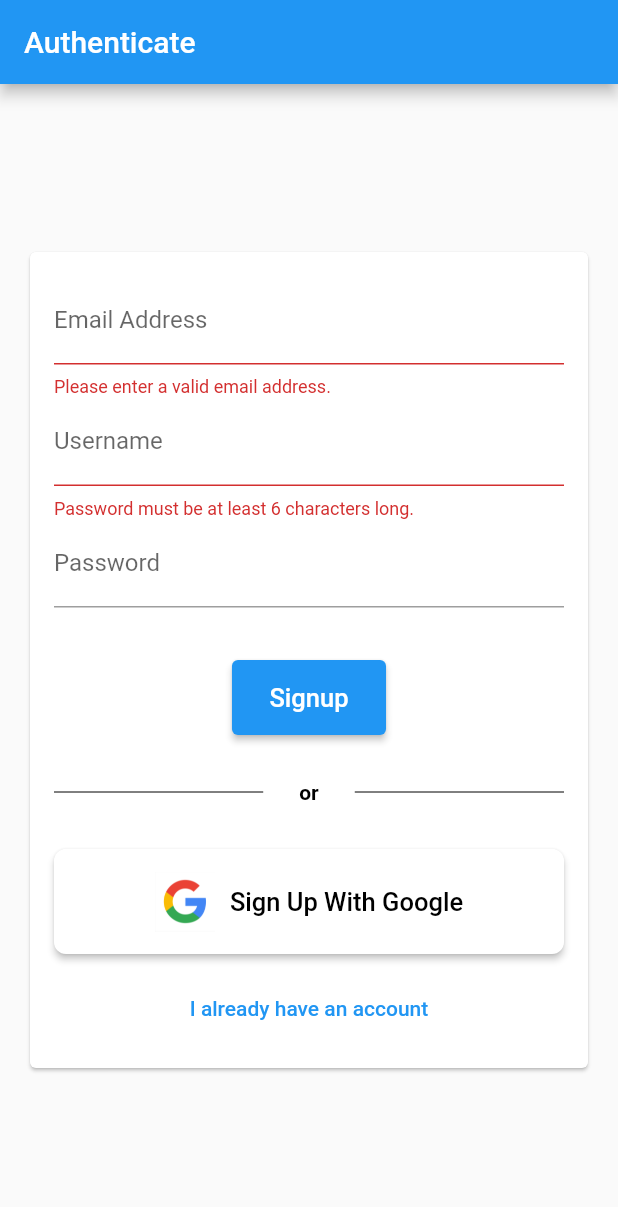
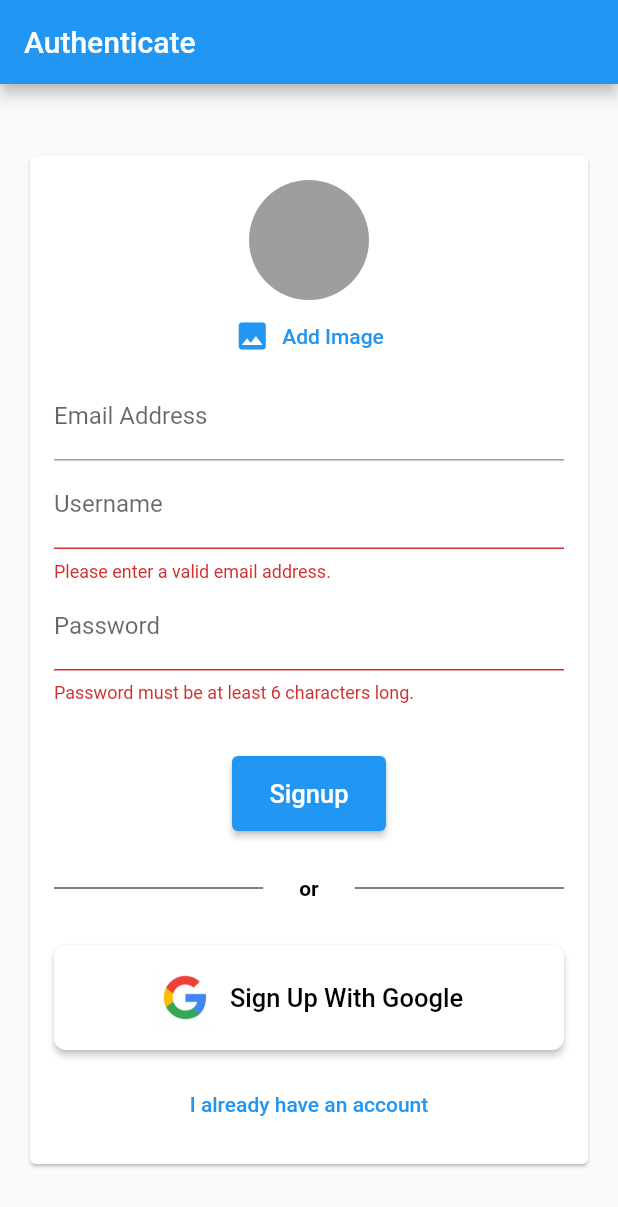
Before and after one commit to vampconnoisseur/gather_app, a Flutter app: the screen it shows after launch, after a tap on "Login", after a tap on "Create an account", on a phone screen of 412 x 824 dp. Shown: the top 1207 px of the screen. Run offline on Flutter 3.47's test engine with Material 2 defaults, Android fonts, the phone set to English and light mode, and no system bars; our stand-ins replace cloud_firestore, firebase_auth, firebase_core, firebase_storage, google_sign_in, image_picker; accounts and stored records are empty.

Commit message:
Fixed navigation-display image feature-android fix

```diff
--- /dev/null
+++ b/lib/components/user_image_picker.dart
@@ -0,0 +1,64 @@
+import 'dart:io';
+
+import 'package:flutter/material.dart';
+import 'package:image_picker/image_picker.dart';
+
+class UserImagePicker extends StatefulWidget {
+  const UserImagePicker({
+    super.key,
+    required this.onPickImage,
+  });
+
+  final void Function(File pickedImage) onPickImage;
+
+  @override
+  State<UserImagePicker> createState() {
+    return _UserImagePickerState();
+  }
+}
+
+class _UserImagePickerState extends State<UserImagePicker> {
+  File? _pickedImageFile;
+
+  void _pickImage() async {
+    final pickedImage = await ImagePicker().pickImage(
+      source: ImageSource.camera,
+      imageQuality: 50,
+      maxWidth: 150,
+    );
+
+    if (pickedImage == null) {
+      return;
+    }
+
+    setState(() {
+      _pickedImageFile = File(pickedImage.path);
+    });
+
+    widget.onPickImage(_pickedImageFile!);
+  }
+
+  @override
+  Widget build(BuildContext context) {
+    return Column(
+      children: [
+        CircleAvatar(
+          radius: 40,
+          backgroundColor: Colors.grey,
+          foregroundImage:
+              _pickedImageFile != null ? FileImage(_pickedImageFile!) : null,
+        ),
+        TextButton.icon(
+          onPressed: _pickImage,
+          icon: const Icon(Icons.image),
+          label: Text(
+            'Add Image',
+            style: TextStyle(
+              color: Theme.of(context).colorScheme.primary,
+            ),
+          ),
+        )
+      ],
+    );
+  }
+}
--- a/lib/main.dart
+++ b/lib/main.dart
@@ -11,27 +11,27 @@ void main() async {
   await Firebase.initializeApp(
     options: DefaultFirebaseOptions.currentPlatform,
   );
-  runApp(const App());
+
+  final user = FirebaseAuth.instance.currentUser;
+
+  runApp(
+    App(
+      initialScreen: user != null
+          ? HomeScreen(photoURL: user.photoURL!, displayName: user.displayName!)
+          : const AuthScreen(),
+    ),
+  );
 }
 
 class App extends StatelessWidget {
-  const App({super.key});
+  final Widget initialScreen;
+
+  const App({Key? key, required this.initialScreen}) : super(key: key);
 
   @override
   Widget build(BuildContext context) {
     return MaterialApp(
-      home: StreamBuilder(
-        stream: FirebaseAuth.instance.authStateChanges(),
-        builder: (ctx, snapshot) {
-          // if (snapshot.connectionState == ConnectionState.waiting) {
-          //   return const SplashScreen();
-          // }
-          if (snapshot.hasData) {
-            return const HomeScreen();
-          }
-          return const AuthScreen();
-        },
-      ),
+      home: initialScreen,
     );
   }
 }
--- a/lib/screens/auth_screen.dart
+++ b/lib/screens/auth_screen.dart
@@ -1,9 +1,14 @@
+import 'dart:io';
+import 'package:flutter/material.dart';
+
 import 'package:cloud_firestore/cloud_firestore.dart';
 import 'package:firebase_auth/firebase_auth.dart';
+import 'package:firebase_storage/firebase_storage.dart';
 
-import 'package:flutter/material.dart';
 import 'package:gather_app/components/sign_in_button.dart';
 import 'package:gather_app/services/auth_service.dart';
+import 'package:gather_app/components/user_image_picker.dart';
+import 'package:gather_app/screens/home_screen.dart';
 
 final _firebase = FirebaseAuth.instance;
 
@@ -24,6 +29,7 @@ class _AuthScreenState extends State<AuthScreen> {
   var _enteredPassword = '';
   var _enteredUsername = '';
   var _isAuthenticating = false;
+  File? _selectedImage;
 
   void isAuthenticating() {
     setState(() {
@@ -31,11 +37,63 @@ class _AuthScreenState extends State<AuthScreen> {
     });
   }
 
-  void _submit() async {
+  void _toggleFormMode() {
+    setState(() {
+      _isLogin = !_isLogin;
+    });
+  }
+
+  Future<void> _signInWithGoogle() async {
+    String? imageUrl;
+    String? displayName;
+    User? user;
+
+    try {
+      isAuthenticating();
+
+      await AuthService().signInWithGoogle();
+
+      user = _firebase.currentUser;
+
+      if (user != null) {
+        displayName = user.displayName;
+        imageUrl = user.photoURL;
+      }
+    } catch (error) {
+      ScaffoldMessenger.of(context).showSnackBar(
+        const SnackBar(
+          content: Text(
+            'Google sign-in failed.',
+          ),
+        ),
+      );
+    } finally {
+      isAuthenticating(); // Stop authenticating
+
+      if (user != null && imageUrl != null && displayName != null) {
+        navigateToHomeScreen(context, imageUrl, displayName);
+      }
+    }
+  }
+
+  void navigateToHomeScreen(
+      BuildContext context, String photoURL, String displayName) {
+    Navigator.of(context).pushReplacement(
+      MaterialPageRoute(
+        builder: (context) => HomeScreen(
+          photoURL: photoURL,
+          displayName: displayName,
+        ),
+      ),
+    );
+  }
+
+  void _submit(BuildContext context) async {
     final isValid = _form.currentState!.validate();
+    String? imageUrl;
+    String? displayName;
 
-    if (!isValid) {
-      // show error message ...
+    if (!isValid || !_isLogin && _selectedImage == null) {
       return;
     }
     _form.currentState!.save();
@@ -47,9 +105,21 @@ class _AuthScreenState extends State<AuthScreen> {
       if (_isLogin) {
         await _firebase.signInWithEmailAndPassword(
             email: _enteredEmail, password: _enteredPassword);
+
+        final user = _firebase.currentUser;
+        imageUrl = user?.photoURL;
+        displayName = user?.displayName;
       } else {
         final userCredentials = await _firebase.createUserWithEmailAndPassword(
             email: _enteredEmail, password: _enteredPassword);
+
+        final storageRef = FirebaseStorage.instance
+            .ref()
+            .child('user_images')
+            .child('${userCredentials.user!.uid}.jpg');
+
+        await storageRef.putFile(_selectedImage!);
+        imageUrl = await storageRef.getDownloadURL();
 
         await FirebaseFirestore.instance
             .collection('users')
@@ -57,21 +127,27 @@ class _AuthScreenState extends State<AuthScreen> {
             .set({
           'username': _enteredUsername,
           'email': _enteredEmail,
+          'image_url': imageUrl,
         });
+
+        await _firebase.currentUser!.updatePhotoURL(imageUrl);
+        await _firebase.currentUser!.updateDisplayName(_enteredUsername);
+
+        displayName = _enteredUsername;
       }
     } on FirebaseAuthException catch (error) {
-      if (error.code == 'email-already-in-use') {
-        // ...
-      }
       ScaffoldMessenger.of(context).clearSnackBars();
       ScaffoldMessenger.of(context).showSnackBar(
         SnackBar(
-          content: Text(error.message ?? 'Authentication failed.'),
+          content: Text(
+            error.message ?? 'Authentication failed.',
+          ),
         ),
       );
-      setState(() {
-        _isAuthenticating = false;
-      });
+
+      isAuthenticating();
+    } finally {
+      navigateToHomeScreen(context, imageUrl!, displayName!);
     }
   }
 
@@ -98,6 +174,12 @@ class _AuthScreenState extends State<AuthScreen> {
                       child: Column(
                         mainAxisSize: MainAxisSize.min,
                         children: [
+                          if (!_isLogin)
+                            UserImagePicker(
+                              onPickImage: (pickedImage) {
+                                _selectedImage = pickedImage;
+                              },
+                            ),
                           TextFormField(
                             decoration: const InputDecoration(
                                 labelText: 'Email Address'),
@@ -153,13 +235,17 @@ class _AuthScreenState extends State<AuthScreen> {
                             const CircularProgressIndicator(),
                           if (!_isAuthenticating)
                             ElevatedButton(
-                              onPressed: _submit,
+                              onPressed: () => _submit(context),
                               style: ElevatedButton.styleFrom(
                                 backgroundColor: Theme.of(context)
                                     .colorScheme
                                     .primaryContainer,
                                 padding: const EdgeInsets.only(
-                                    left: 25, right: 25, top: 15, bottom: 15),
+                                  left: 25,
+                                  right: 25,
+                                  top: 15,
+                                  bottom: 15,
+                                ),
                               ),
                               child: Text(
                                 _isLogin ? 'Login' : 'Signup',
@@ -201,19 +287,13 @@ class _AuthScreenState extends State<AuthScreen> {
                           if (!_isAuthenticating) const SizedBox(height: 30),
                           if (!_isAuthenticating)
                             SignInButton(
-                              ontap: () => AuthService(
-                                      isAuthenticating: isAuthenticating)
-                                  .signInWithGoogle(),
+                              ontap: _signInWithGoogle,
                               isLogin: _isLogin,
                             ),
                           if (!_isAuthenticating) const SizedBox(height: 12),
                           if (!_isAuthenticating)
                             TextButton(
-                              onPressed: () {
-                                setState(() {
-                                  _isLogin = !_isLogin;
-                                });
-                              },
+                              onPressed: _toggleFormMode,
                               child: Text(_isLogin
                                   ? 'Create an account'
                                   : 'I already have an account'),
--- a/lib/services/auth_service.dart
+++ b/lib/services/auth_service.dart
@@ -2,13 +2,7 @@ import 'package:firebase_auth/firebase_auth.dart';
 import 'package:google_sign_in/google_sign_in.dart';
 
 class AuthService {
-  final Function() isAuthenticating;
-
-  AuthService({required this.isAuthenticating});
-
   signInWithGoogle() async {
-    isAuthenticating();
-
     final GoogleSignInAccount? gUser = await GoogleSignIn().signIn();
 
     final GoogleSignInAuthentication gAuth = await gUser!.authentication;
@@ -19,7 +13,5 @@ class AuthService {
     );
 
     await FirebaseAuth.instance.signInWithCredential(credential);
-
-    isAuthenticating();
   }
 }
--- a/pubspec.yaml
+++ b/pubspec.yaml
@@ -39,6 +39,8 @@ dependencies:
   firebase_storage: ^11.2.6
   cloud_firestore: ^4.8.5
   google_sign_in: ^6.1.4
+  image_picker: ^1.0.2
+  flutter_riverpod: ^2.3.7
 
 dev_dependencies:
   flutter_test:
```
Also changed, not shown: lib/screens/home_screen.dart (+23 -4 lines), pubspec.lock, 12 other files.
